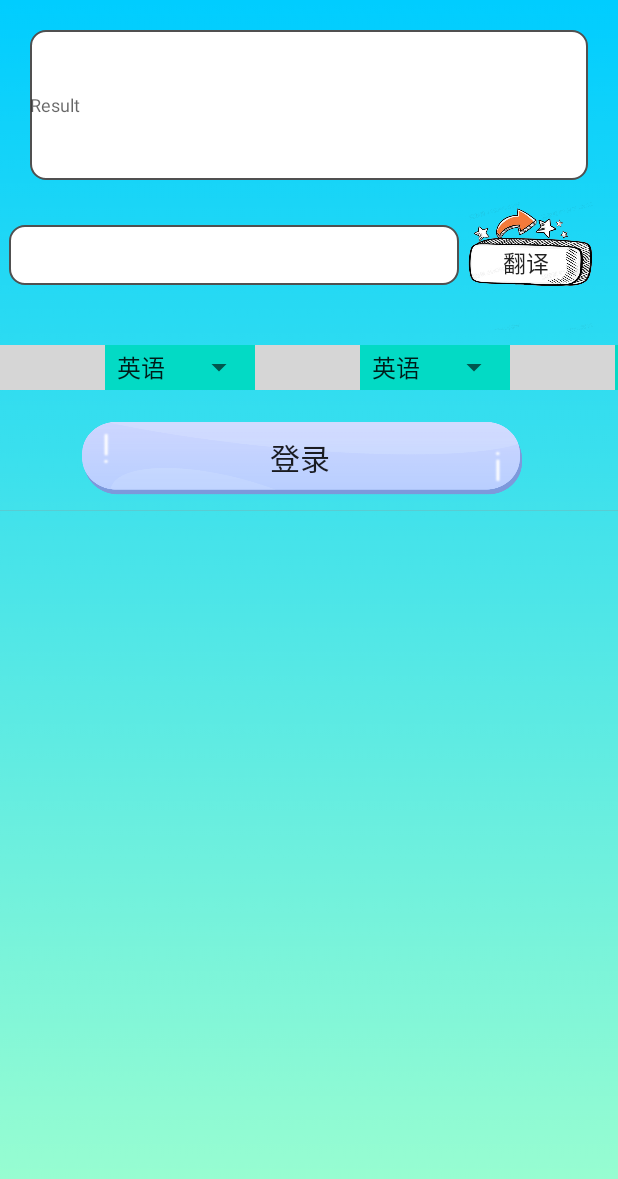
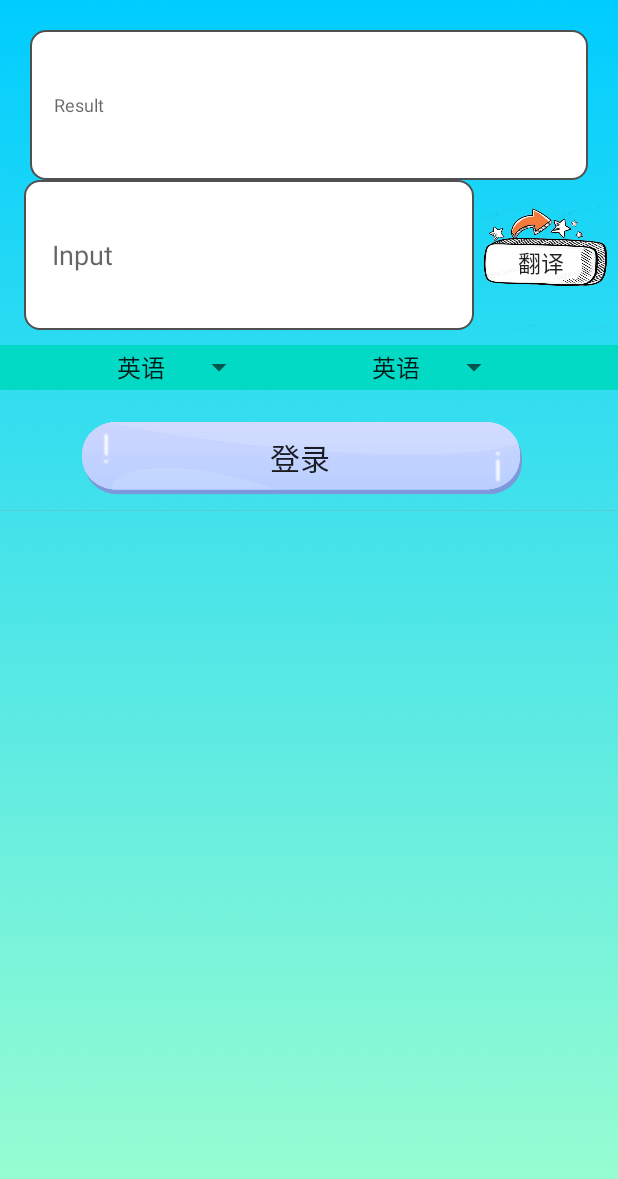
Before and after one commit to Sophomore-Android-Work/Translate, an Android app: the MainActivity screen opened directly, with no data from a screen before it, on a phone screen of 412 x 824 dp. Shown: the top 1179 px of the screen. Run offline under Robolectric (Android 15) with nearby library versions, the phone set to English and light mode, and no system bars; grey boxes are pictures that could not be loaded.

Commit message:
小改动

```diff
--- a/app/src/main/AndroidManifest.xml
+++ b/app/src/main/AndroidManifest.xml
@@ -14,9 +14,9 @@
         android:roundIcon="@mipmap/ic_launcher_round"
         android:supportsRtl="true"
         android:theme="@style/Theme.Tra" >
-        <meta-data
-            android:name="com.google.android.actions"
-            android:resource="@xml/editBg" />
+<!--        <meta-data-->
+<!--            android:name="com.google.android.actions"-->
+<!--            android:resource="@xml/editBg" />-->
 
         <activity
             android:name=".QueryWordsActivity"
--- a/app/src/main/res/layout/activity_main.xml
+++ b/app/src/main/res/layout/activity_main.xml
@@ -9,14 +9,15 @@
 
     <EditText
         android:id="@+id/mean"
+        android:layout_width="match_parent"
         android:layout_height="100dp"
-        android:hint="Result"
+        android:layout_marginLeft="20dp"
+        android:layout_marginTop="20dp"
+        android:layout_marginRight="20dp"
+        android:background="@drawable/edit_bg"
+        android:hint="      Result"
+
         android:textColor="@color/black"
-        android:layout_width="match_parent"
-        android:background="@drawable/edit_bg"
-        android:layout_marginTop="20dp"
-        android:layout_marginLeft="20dp"
-        android:layout_marginRight="20dp"
         android:textSize="12dp" />
 
     <LinearLayout
@@ -25,24 +26,30 @@
         android:layout_gravity="bottom"
 
         android:gravity="center">
+        <ImageView
+            android:layout_width="20dp"
+            android:layout_height="100dp"
+            />
 
         <EditText
             android:id="@+id/in"
             android:layout_width="300dp"
+            android:layout_height="match_parent"
             android:background="@drawable/edit_bg"
-            android:layout_height="40dp">
+
+            android:hint="    Input">
 
         </EditText>
 
         <Button
+            android:id="@+id/sure"
             android:layout_width="100dp"
             android:layout_height="100dp"
-            android:id="@+id/sure"
             android:background="@drawable/btn_bg"
-            android:text="翻译"
             android:paddingTop="10dp"
             android:paddingRight="10dp"
-            android:textSize="15sp"/>
+            android:text="翻译"
+            android:textSize="15sp" />
 
     </LinearLayout>
 
@@ -56,7 +63,7 @@
         <ImageView
             android:layout_width="70dp"
             android:layout_height="30dp"
-            android:background="@color/dark_green"/>
+            />
         <Spinner
             android:layout_width="100dp"
             android:layout_height="30dp"
@@ -68,7 +75,7 @@
         <ImageView
             android:layout_width="70dp"
             android:layout_height="30dp"
-            android:background="@color/dark_green"/>
+            />
         <Spinner
             android:layout_width="100dp"
             android:layout_height="30dp"
@@ -79,7 +86,7 @@
         <ImageView
             android:layout_width="70dp"
             android:layout_height="30dp"
-            android:background="@color/dark_green"/>
+            />
     </LinearLayout>
 
 
```
